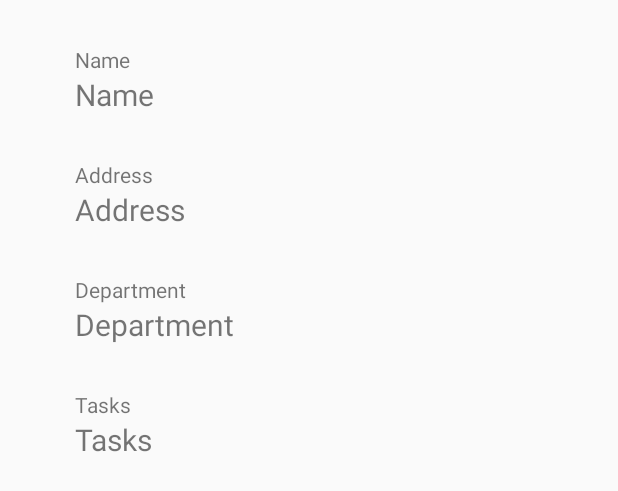
After one commit to DevExpress/OBSOLETE_EF-Core-Security, an Android app: the layout detail_view_contact.xml on its own in the app's theme, with its tools: preview values and no code run, on a phone screen of 412 x 824 dp. The commit adds this screen. Shown: the top 491 px of the screen. Run offline under Robolectric (Android 15) with nearby library versions, the phone set to English and light mode, and no system bars.

Commit message:
Android demo: detail view (without collections, refs and dates)

```diff
--- a/EFCore Security Applications/EFCoreSecurityAndroidDemo/app/src/main/java/com/devexpress/efcoresecurity/efcoresecuritydemo/LoginActivity.java
+++ b/EFCore Security Applications/EFCoreSecurityAndroidDemo/app/src/main/java/com/devexpress/efcoresecurity/efcoresecuritydemo/LoginActivity.java
@@ -59,7 +59,7 @@ public class LoginActivity extends AppCompatActivity {
     @Override
     public boolean onCreateOptionsMenu(Menu menu) {
         // Inflate the menu; this adds items to the action bar if it is present.
-        getMenuInflater().inflate(R.menu.menu_login, menu);
+        // getMenuInflater().inflate(R.menu.menu_login, menu);
         return true;
     }
 
--- a/EFCore Security Applications/EFCoreSecurityAndroidDemo/app/src/main/java/com/devexpress/efcoresecurity/efcoresecuritydemo/businessobjects/Contact.java
+++ b/EFCore Security Applications/EFCoreSecurityAndroidDemo/app/src/main/java/com/devexpress/efcoresecurity/efcoresecuritydemo/businessobjects/Contact.java
@@ -1,5 +1,6 @@
 package com.devexpress.efcoresecurity.efcoresecuritydemo.businessobjects;
 
+import java.util.ArrayList;
 import java.util.Collection;
 
 /**
@@ -9,5 +10,5 @@ public class Contact extends BaseSecurityEntity {
     public String Name;
     public String Address;
     public Department Department;
-    public Collection<ContactTask> ContactTasks;
+    public ArrayList<ContactTask> ContactTasks;
 }
--- a/EFCore Security Applications/EFCoreSecurityAndroidDemo/app/src/main/java/com/devexpress/efcoresecurity/efcoresecuritydemo/businessobjects/Department.java
+++ b/EFCore Security Applications/EFCoreSecurityAndroidDemo/app/src/main/java/com/devexpress/efcoresecurity/efcoresecuritydemo/businessobjects/Department.java
@@ -1,5 +1,6 @@
 package com.devexpress.efcoresecurity.efcoresecuritydemo.businessobjects;
 
+import java.util.ArrayList;
 import java.util.Collection;
 
 /**
@@ -8,5 +9,5 @@ import java.util.Collection;
 public class Department extends BaseSecurityEntity {
     public String Title;
     public String Office;
-    public Collection<Contact> Contacts;
+    public ArrayList<Contact> Contacts;
 }
--- a/EFCore Security Applications/EFCoreSecurityAndroidDemo/app/src/main/res/layout/content_detail_view.xml
+++ b/EFCore Security Applications/EFCoreSecurityAndroidDemo/app/src/main/res/layout/content_detail_view.xml
@@ -2,6 +2,7 @@
 <RelativeLayout xmlns:android="http://schemas.android.com/apk/res/android"
     xmlns:app="http://schemas.android.com/apk/res-auto"
     xmlns:tools="http://schemas.android.com/tools"
+    android:id="@+id/detailViewContainer"
     android:layout_width="match_parent"
     android:layout_height="match_parent"
     android:paddingBottom="@dimen/activity_vertical_margin"
--- /dev/null
+++ b/EFCore Security Applications/EFCoreSecurityAndroidDemo/app/src/main/res/layout/detail_view_contact.xml
@@ -0,0 +1,107 @@
+<?xml version="1.0" encoding="utf-8"?>
+<LinearLayout
+    xmlns:android="http://schemas.android.com/apk/res/android"
+    android:layout_width="match_parent"
+    android:layout_height="wrap_content"
+    android:descendantFocusability="blocksDescendants"
+    android:orientation="vertical">
+
+    <LinearLayout
+        android:id="@+id/nameLinearLayout"
+        android:layout_width="match_parent"
+        android:layout_height="match_parent"
+        android:layout_marginTop="30dp"
+        android:layout_marginLeft="50dp"
+        android:layout_weight="2"
+        android:orientation="vertical">
+        <TextView
+            android:id="@+id/textViewNameCaption"
+            android:layout_width="wrap_content"
+            android:layout_height="wrap_content"
+            android:text="Name">
+        </TextView>
+        <TextView
+            android:id="@+id/textViewName"
+            android:layout_width="wrap_content"
+            android:layout_height="wrap_content"
+            android:textSize="20sp"
+            android:text="Name"
+            android:layout_weight="1">
+        </TextView>
+    </LinearLayout>
+
+    <LinearLayout
+        android:id="@+id/addressLinearLayout"
+        android:layout_width="match_parent"
+        android:layout_height="match_parent"
+        android:layout_marginTop="30dp"
+        android:layout_marginLeft="50dp"
+        android:layout_weight="2"
+        android:orientation="vertical">
+        <TextView
+            android:id="@+id/textViewAddressCaption"
+            android:layout_width="wrap_content"
+            android:layout_height="wrap_content"
+            android:text="Address">
+        </TextView>
+        <TextView
+            android:id="@+id/textViewAddress"
+            android:layout_width="wrap_content"
+            android:layout_height="wrap_content"
+            android:textSize="20sp"
+            android:text="Address"
+            android:layout_weight="1">
+        </TextView>
+    </LinearLayout>
+
+    <LinearLayout
+        android:id="@+id/departmentLinearLayout"
+        android:layout_width="match_parent"
+        android:layout_height="match_parent"
+        android:layout_marginTop="30dp"
+        android:layout_marginLeft="50dp"
+        android:layout_weight="2"
+        android:orientation="vertical">
+        <TextView
+            android:id="@+id/textViewDepartmentCaption"
+            android:layout_width="wrap_content"
+            android:layout_height="wrap_content"
+            android:text="Department">
+        </TextView>
+        <TextView
+            android:id="@+id/textViewDepartment"
+            android:layout_width="wrap_content"
+            android:layout_height="wrap_content"
+            android:textSize="20sp"
+            android:text="Department"
+            android:layout_weight="1">
+        </TextView>
+    </LinearLayout>
+
+    <LinearLayout
+        android:id="@+id/tasksLinearLayout"
+        android:layout_width="match_parent"
+        android:layout_height="match_parent"
+        android:layout_marginTop="30dp"
+        android:layout_marginLeft="50dp"
+        android:layout_weight="2"
+        android:orientation="vertical">
+        <TextView
+            android:id="@+id/textViewTasksCaption"
+            android:layout_width="wrap_content"
+            android:layout_height="wrap_content"
+            android:text="Tasks">
+        </TextView>
+        <TextView
+            android:id="@+id/textViewTasks"
+            android:layout_width="wrap_content"
+            android:layout_height="wrap_content"
+            android:textSize="20sp"
+            android:text="Tasks"
+            android:layout_weight="1">
+        </TextView>
+    </LinearLayout>
+
+
+
+</LinearLayout>
```
Also changed, not shown: EFCore Security Applications/EFCoreSecurityAndroidDemo/app/src/main/java/com/devexpress/efcoresecurity/efcoresecuritydemo/DetailViewActivity.java (+37 -1 lines), EFCore Security Applications/EFCoreSecurityAndroidDemo/app/src/main/java/com/devexpress/efcoresecurity/efcoresecuritydemo/EntityCreator.java (+18 -0 lines), EFCore Security Applications/EFCoreSecurityAndroidDemo/app/src/main/java/com/devexpress/efcoresecurity/efcoresecuritydemo/NavigationActivity.java (+34 -0 lines), EFCore Security Applications/EFCoreSecurityAndroidDemo/app/src/main/java/com/devexpress/efcoresecurity/efcoresecuritydemo/NavigationListViewAdapter.java (+10 -15 lines), EFCore Security Applications/EFCoreSecurityAndroidDemo/app/src/main/java/com/devexpress/efcoresecurity/efcoresecuritydemo/SecurityHelper.java (added, +28 -0 lines), EFCore Security Applications/EFCoreSecurityAndroidDemo/app/src/main/java/com/devexpress/efcoresecurity/efcoresecuritydemo/businessobjects/DemoTask.java (+6 -3 lines), EFCore Security Applications/EFCoreSecurityAndroidDemo/app/src/main/res/layout/detail_view_department.xml (renamed from EFCore Security Applications/EFCoreSecurityAndroidDemo/app/src/main/res/layout/navigation_task_item.xml, +17 -21 lines), EFCore Security Applications/EFCoreSecurityAndroidDemo/app/src/main/res/layout/detail_view_task.xml (added, +130 -0 lines).
